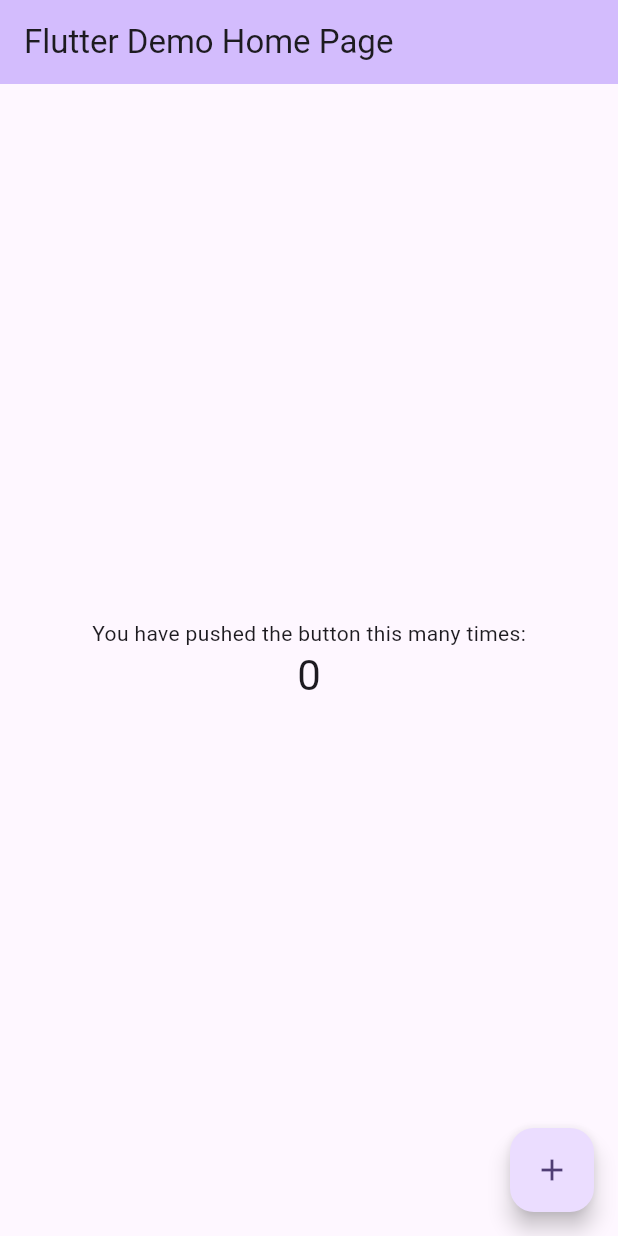
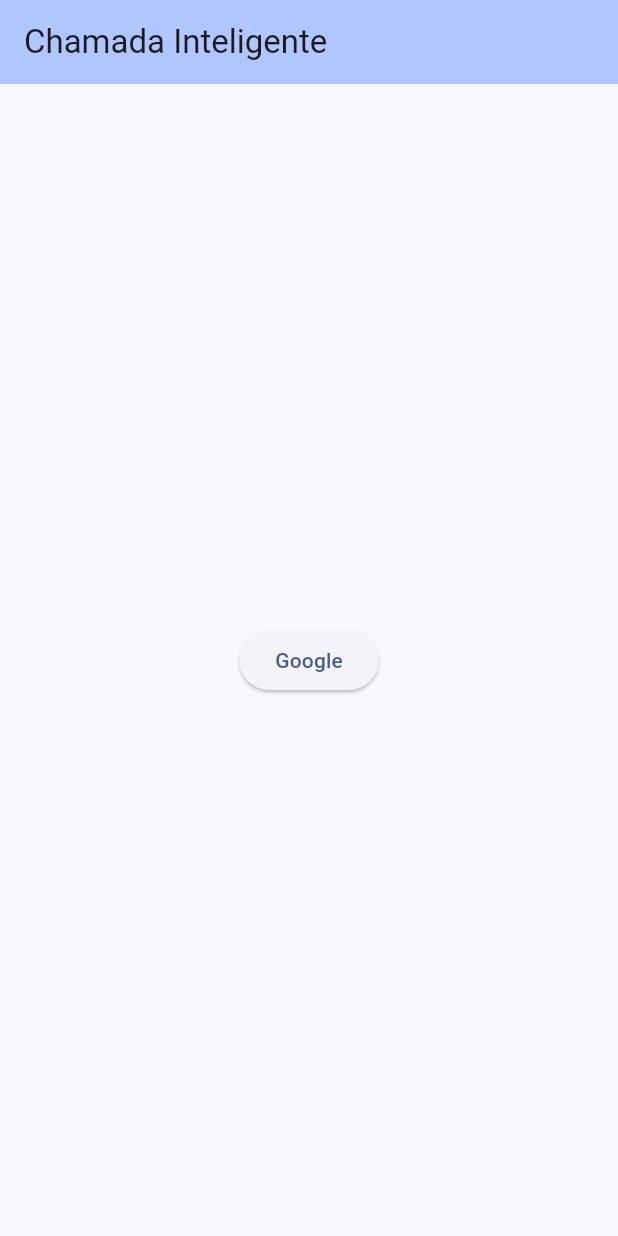
Before and after one commit to jpbarreiro/chamadainteligentemobile, a Flutter app: the screen it shows after launch, on a phone screen of 412 x 824 dp. Run offline on Flutter 3.47's test engine with Material 2 defaults, Android fonts, the phone set to English and light mode, and no system bars.

Commit message:
tela login

```diff
--- a/lib/main.dart
+++ b/lib/main.dart
@@ -11,7 +11,7 @@
   @override
   Widget build(BuildContext context) {
     return MaterialApp(
-      title: 'Flutter Demo',
+      title: 'Chamada Inteligente',
       theme: ThemeData(
         // This is the theme of your application.
         //
@@ -28,10 +28,11 @@
         //
         // This works for code too, not just values: Most code changes can be
         // tested with just a hot reload.
-        colorScheme: ColorScheme.fromSeed(seedColor: Colors.deepPurple),
+        colorScheme:
+            ColorScheme.fromSeed(seedColor: Color.fromARGB(255, 14, 84, 189)),
         useMaterial3: true,
       ),
-      home: const MyHomePage(title: 'Flutter Demo Home Page'),
+      home: const MyHomePage(title: 'Chamada Inteligente'),
     );
   }
 }
@@ -89,7 +90,9 @@
       body: Center(
         // Center is a layout widget. It takes a single child and positions it
         // in the middle of the parent.
-        child: Column(
+        child: ElevatedButton(
+          onPressed: _incrementCounter,
+          child: Text('Google'),
           // Column is also a layout widget. It takes a list of children and
           // arranges them vertically. By default, it sizes itself to fit its
           // children horizontally, and tries to be as tall as its parent.
@@ -103,23 +106,9 @@
           // TRY THIS: Invoke "debug painting" (choose the "Toggle Debug Paint"
           // action in the IDE, or press "p" in the console), to see the
           // wireframe for each widget.
-          mainAxisAlignment: MainAxisAlignment.center,
-          children: <Widget>[
-            const Text(
-              'You have pushed the button this many times:',
-            ),
-            Text(
-              '$_counter',
-              style: Theme.of(context).textTheme.headlineMedium,
-            ),
-          ],
         ),
       ),
-      floatingActionButton: FloatingActionButton(
-        onPressed: _incrementCounter,
-        tooltip: 'Increment',
-        child: const Icon(Icons.add),
-      ), // This trailing comma makes auto-formatting nicer for build methods.
+      // This trailing comma makes auto-formatting nicer for build methods.
     );
   }
 }
```
